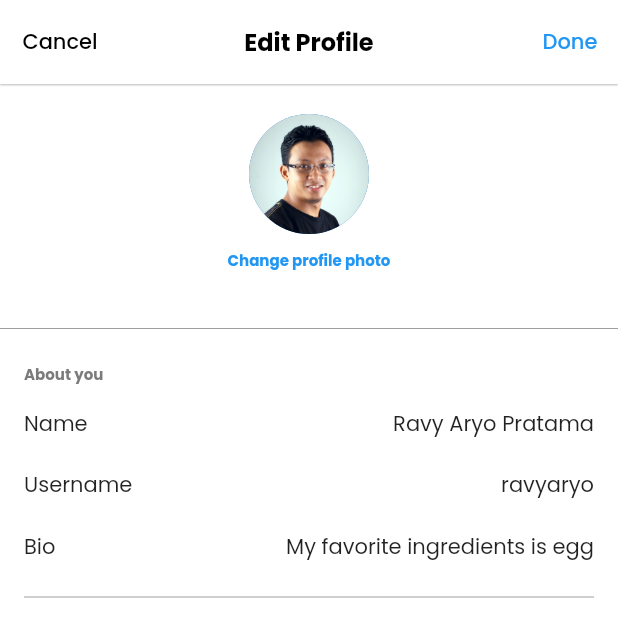
After one commit to muhnofal/cook_kuy, a Flutter app: the screen it shows once a user with an empty profile is signed in, item 4 of the bottom bar chosen, after a tap on "Edit Profile", on a phone screen of 412 x 824 dp. The commit adds this screen. Shown: the top 637 px of the screen. Run offline on Flutter 3.47's test engine with Material 2 defaults, Android fonts, the phone set to English and light mode, and no system bars; our stand-ins replace cloud_firestore, firebase_auth, firebase_core, firebase_storage, flutter_rating_bar, flutter_typeahead and 4 more; missing offline and left inert: cloud_firestore_web, firebase_auth_web, firebase_core_web, firebase_storage_web, flutter_keyboard_visibility_web, image_picker_for_web; accounts and stored records are empty; network calls fail; project files that could hold a hidden picture were left out.

Commit message:
-edit profile & settings

```diff
--- /dev/null
+++ b/lib/screens/account/editprofile_screen.dart
@@ -0,0 +1,152 @@
+import 'package:cook_kuy/utils/colors.dart';
+import 'package:flutter/material.dart';
+import 'package:flutter/src/foundation/key.dart';
+import 'package:flutter/src/widgets/framework.dart';
+
+class EditProfileScreen extends StatefulWidget {
+  const EditProfileScreen({Key? key}) : super(key: key);
+
+  @override
+  State<EditProfileScreen> createState() => _EditProfileScreenState();
+}
+
+class _EditProfileScreenState extends State<EditProfileScreen> {
+  @override
+  Widget build(BuildContext context) {
+    return Scaffold(
+      appBar: AppBar(
+        elevation: 0.5,
+        centerTitle: true,
+        backgroundColor: Colors.white,
+        leadingWidth: 80,
+        leading: TextButton(
+          onPressed: () {
+            Navigator.pop(context);
+          },
+          child: const Text(
+            "Cancel",
+            style: TextStyle(
+              color: Colors.black,
+            ),
+          ),
+        ),
+        title: const Text(
+          "Edit Profile",
+          style: TextStyle(
+            color: Colors.black,
+            fontWeight: FontWeight.bold,
+            fontSize: 16,
+          ),
+        ),
+        actions: [
+          TextButton(
+            onPressed: () {
+              Navigator.pop(context);
+            },
+            child: const Text(
+              "Done",
+              style: TextStyle(
+                color: Colors.blue,
+              ),
+            ),
+          ),
+        ],
+      ),
+      body: ListView(
+        children: [
+          const SizedBox(
+            height: 20,
+          ),
+          Center(
+            child: Column(
+              children: const [
+                CircleAvatar(
+                  radius: 40,
+                  backgroundImage: AssetImage("assets/images/person.png"),
+                ),
+                SizedBox(
+                  height: 10,
+                ),
+                Text(
+                  "Change profile photo",
+                  style: TextStyle(
+                    color: Colors.blue,
+                    fontSize: 10,
+                    fontWeight: FontWeight.bold,
+                  ),
+                )
+              ],
+            ),
+          ),
+          const SizedBox(
+            height: 30,
+          ),
+          Divider(
+            color: Colors.grey,
+          ),
+          const SizedBox(
+            height: 15,
+          ),
+          Padding(
+            padding: const EdgeInsets.symmetric(horizontal: 16),
+            child: Column(
+              crossAxisAlignment: CrossAxisAlignment.start,
+              children: [
+                const Text(
+                  "About you",
+                  style: TextStyle(
+                    fontSize: 10,
+                    fontWeight: FontWeight.bold,
+                    color: abuSkripsi,
+                  ),
+                ),
+                const SizedBox(
+                  height: 15,
+                ),
+                Row(
+                  mainAxisAlignment: MainAxisAlignment.spaceBetween,
+                  children: [
+                    Text("Name"),
+                    Text(
+                      "Ravy Aryo Pratama",
+                    ),
+                  ],
+                ),
+                const SizedBox(
+                  height: 20,
+                ),
+                Row(
+                  mainAxisAlignment: MainAxisAlignment.spaceBetween,
+                  children: [
+                    Text("Username"),
+                    Text(
+                      "ravyaryo",
+                    ),
+                  ],
+                ),
+                const SizedBox(
+                  height: 20,
+                ),
+                Row(
+                  mainAxisAlignment: MainAxisAlignment.spaceBetween,
+                  children: [
+                    Text("Bio"),
+                    Text(
+                      "My favorite ingredients is egg",
+                    ),
+                  ],
+                ),
+                const SizedBox(
+                  height: 15,
+                ),
+                Divider(
+                  color: Colors.grey,
+                ),
+              ],
+            ),
+          ),
+        ],
+      ),
+    );
+  }
+}
--- a/lib/screens/account/widget/account_header.dart
+++ b/lib/screens/account/widget/account_header.dart
@@ -1,3 +1,4 @@
+import 'package:cook_kuy/screens/account/editprofile_screen.dart';
 import 'package:cook_kuy/screens/account/widget/follow_following_widget.dart';
 import 'package:flutter/cupertino.dart';
 import 'package:flutter/material.dart';
@@ -86,6 +87,14 @@ class _AccountHeaderState extends State<AccountHeader> {
           child: Row(
             children: [
               Expanded(
+                child: InkWell(
+                  onTap: () {
+                    Navigator.push(
+                      context,
+                      MaterialPageRoute(
+                          builder: (context) => const EditProfileScreen()),
+                    );
+                  },
                   child: Container(
                     alignment: Alignment.center,
                     padding: const EdgeInsets.all(7),
@@ -103,6 +112,7 @@ class _AccountHeaderState extends State<AccountHeader> {
                     ),
                   ),
                 ),
+              ),
             ],
           ),
         ),
--- a/lib/screens/account/widget/appbar_account.dart
+++ b/lib/screens/account/widget/appbar_account.dart
@@ -1,3 +1,4 @@
+import 'package:cook_kuy/screens/account/settings_screen.dart';
 import 'package:cook_kuy/utils/colors.dart';
 import 'package:flutter/material.dart';
 import 'package:flutter/src/foundation/key.dart';
@@ -13,11 +14,11 @@ class AppbarAccount extends StatefulWidget {
 class _AppbarAccountState extends State<AppbarAccount> {
   @override
   Widget build(BuildContext context) {
-    return const SliverAppBar(
+    return SliverAppBar(
       pinned: true,
       backgroundColor: Colors.white,
       centerTitle: true,
-      title: Text(
+      title: const Text(
         "Account",
         style: TextStyle(
           fontWeight: FontWeight.bold,
@@ -27,10 +28,20 @@ class _AppbarAccountState extends State<AppbarAccount> {
       ),
       actions: [
         Padding(
-          padding: EdgeInsets.all(8.0),
-          child: Icon(
-            Icons.settings,
-            color: ijoSkripsi,
+          padding: const EdgeInsets.all(8.0),
+          child: IconButton(
+            onPressed: () {
+              Navigator.push(
+                context,
+                MaterialPageRoute(
+                  builder: (context) => const SettingsScreen(),
+                ),
+              );
+            },
+            icon: const Icon(
+              Icons.settings,
+              color: ijoSkripsi,
+            ),
           ),
         )
       ],
--- a/lib/screens/router.dart
+++ b/lib/screens/router.dart
@@ -1,4 +1,5 @@
 import 'package:cook_kuy/screens/account/account_screen.dart';
+import 'package:cook_kuy/screens/account/editprofile_screen.dart';
 import 'package:cook_kuy/screens/accountlain/accountlain_screen.dart';
 import 'package:cook_kuy/screens/cookScreen/additional_ingre_screen.dart';
 import 'package:cook_kuy/screens/createRecipe/create_recipe_screen.dart';
@@ -21,7 +22,7 @@ class AppRouter {
   static const searchResult = 'additional_ingre/search_result';
   static const recipeDetail = '/recipe_detail';
   static const anotherAccount = '/another_account';
-
+  static const editProfile = '/edit_profile';
 
   static Route<dynamic> generateRoute(RouteSettings routeSettings) {
     switch (routeSettings.name) {
@@ -37,6 +38,8 @@ class AppRouter {
         return MaterialPageRoute(builder: (_) => const RegisterScreen());
       case createRecipe:
         return MaterialPageRoute(builder: (_) => const CreateRecipeScreen());
+      case editProfile:
+        return MaterialPageRoute(builder: (_) => const EditProfileScreen());
       case additionalIngre:
       var args = routeSettings.arguments as String;
         return MaterialPageRoute(builder: (_) => AdditionalIngreScreen(mainIngre: args,));
```
Also changed, not shown: lib/screens/account/settings_screen.dart (added, +69 -0 lines). Lines whose indentation alone changed are shown as unchanged.
